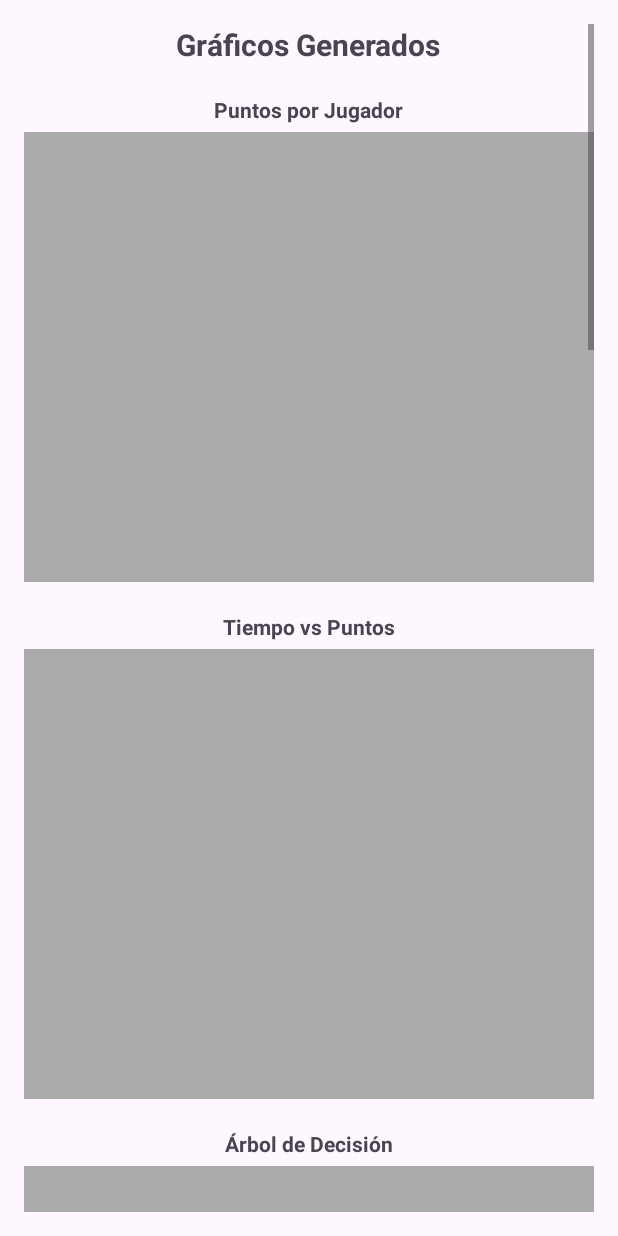
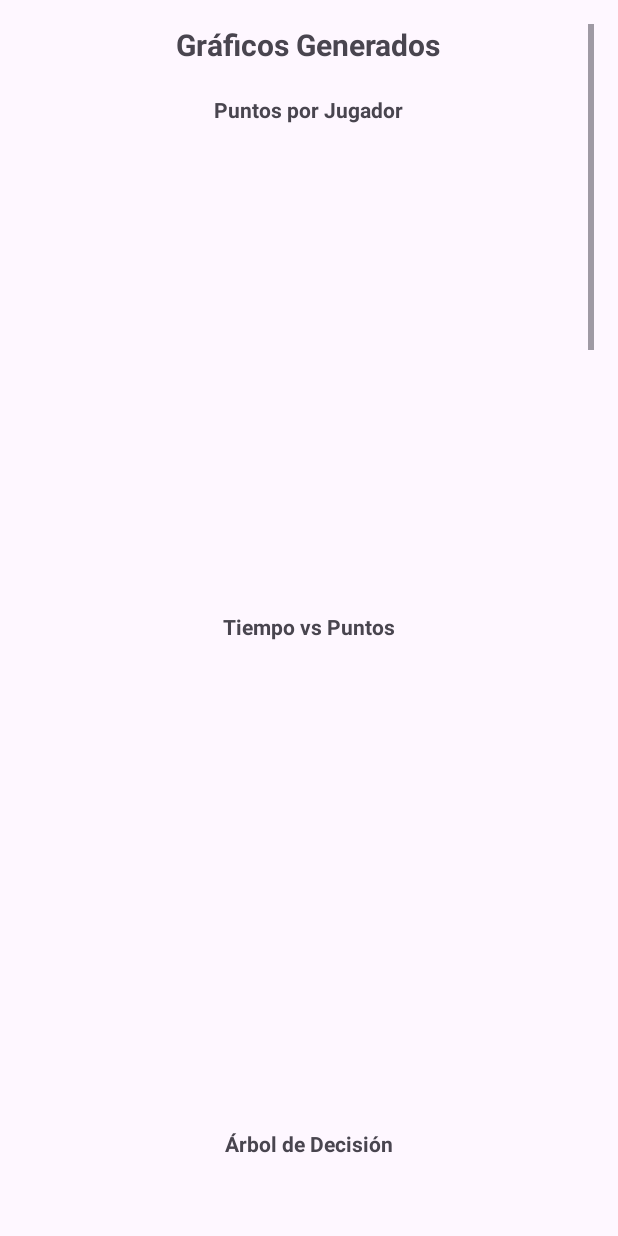
Before and after one commit to iDunklet/DAM2-Project-Integrated-1-Mobile-2, an Android app: the DataPython screen opened directly, with no data from a screen before it, on a phone screen of 412 x 824 dp. Run offline under Robolectric (Android 15) with nearby library versions, the phone set to English and light mode, and no system bars; libraries missing offline, so code that uses them is left out: com.chaquo.python; 5 statements that could not run were skipped.

Commit message:
arreglado error

```diff
--- a/app/src/main/java/com/example/CatPython/DataPython.kt
+++ b/app/src/main/java/com/example/CatPython/DataPython.kt
@@ -52,12 +52,7 @@ class DataPython : AppCompatActivity() {
             "hist_errors" to R.id.hist_errors,
             "heatmap_corr" to R.id.heatmap_corr,
             "predictions_pie" to R.id.predictionsPie
-
-
-
-
         )
-
         var cargadas = 0
         for ((clave, idVista) in imagenes) {
             val base64Str = results[PyObject.fromJava(clave)]?.toString()
@@ -68,7 +63,6 @@ class DataPython : AppCompatActivity() {
                 cargadas++
             }
         }
-
         val mensaje = if (cargadas > 0) "$cargadas gráficos mostrados" else "No se pudieron cargar gráficos"
         Toast.makeText(this, mensaje, Toast.LENGTH_SHORT).show()
     }
--- a/app/src/main/res/layout/activity_data_python.xml
+++ b/app/src/main/res/layout/activity_data_python.xml
@@ -34,7 +34,7 @@
             android:scaleType="fitCenter"
             android:adjustViewBounds="true"
             android:layout_marginBottom="20dp"
-            android:background="@android:color/darker_gray" />
+             />
 
         <!-- Gráfico 2 -->
         <TextView
@@ -51,7 +51,7 @@
             android:scaleType="fitCenter"
             android:adjustViewBounds="true"
             android:layout_marginBottom="20dp"
-            android:background="@android:color/darker_gray" />
+             />
 
         <!-- Gráfico 3 -->
         <TextView
@@ -67,7 +67,7 @@
             android:layout_height="400dp"
             android:scaleType="fitCenter"
             android:adjustViewBounds="true"
-            android:background="@android:color/darker_gray" />
+             />
 
         <!-- Gráfico 4: Matriz de Confusión -->
         <TextView
@@ -85,12 +85,12 @@
             android:scaleType="fitCenter"
             android:adjustViewBounds="true"
             android:layout_marginBottom="20dp"
-            android:background="@android:color/darker_gray" />
+             />
 
         <TextView
             android:layout_width="wrap_content"
             android:layout_height="wrap_content"
-            android:text="hitograma"
+            android:text="Histograma de Tiempo de Juego"
             android:textStyle="bold"
             android:layout_marginTop="20dp"
             android:layout_marginBottom="5dp" />
@@ -102,7 +102,7 @@
             android:scaleType="fitCenter"
             android:adjustViewBounds="true"
             android:layout_marginBottom="20dp"
-            android:background="@android:color/darker_gray" />
+            />
         <TextView
             android:layout_width="wrap_content"
             android:layout_height="wrap_content"
@@ -118,7 +118,7 @@
             android:scaleType="fitCenter"
             android:adjustViewBounds="true"
             android:layout_marginBottom="20dp"
-            android:background="@android:color/darker_gray" />
+             />
 
         <TextView
             android:layout_width="wrap_content"
@@ -135,7 +135,7 @@
             android:scaleType="fitCenter"
             android:adjustViewBounds="true"
             android:layout_marginBottom="20dp"
-            android:background="@android:color/darker_gray" />
+             />
 
         <TextView
             android:layout_width="wrap_content"
@@ -150,7 +150,7 @@
             android:layout_width="match_parent"
             android:layout_height="300dp"
             android:adjustViewBounds="true"
-            android:background="@android:color/darker_gray"
+
             android:layout_marginBottom="20dp" />
 
 
```
Also changed, not shown: 1 other file.
